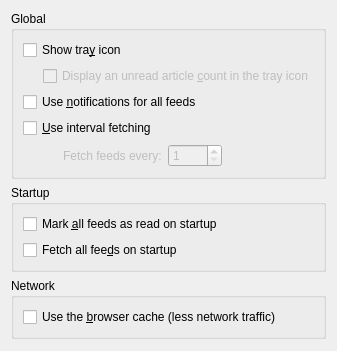
KDE/kdepim, file akregator2/configuration/settings_general.ui: the form before one commit.
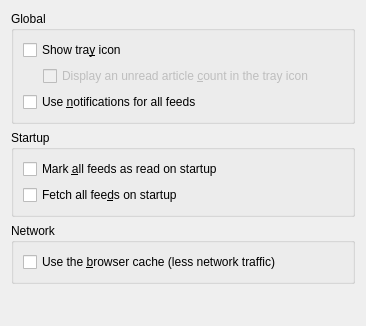
The form after the commit. Custom widgets are drawn as their Qt base class.

Commit message:
Remove global settings which are now resource-specific
This affects fetch interval and archiving settings

Diff of the .ui file:
```diff
--- a/akregator2/configuration/settings_general.ui
+++ b/akregator2/configuration/settings_general.ui
@@ -3,6 +3,14 @@
  <author>Teemu Rytilahti</author>
  <class>Akregator2::SettingsGeneral</class>
  <widget class="QWidget" name="Akregator2::SettingsGeneral">
+  <property name="geometry">
+   <rect>
+    <x>0</x>
+    <y>0</y>
+    <width>366</width>
+    <height>326</height>
+   </rect>
+  </property>
   <layout class="QVBoxLayout" name="verticalLayout_4" stretch="0,0,0,1">
    <item>
     <widget class="QGroupBox" name="groupBox_3">
@@ -63,72 +71,6 @@
         </property>
        </widget>
       </item>
-      <item>
-       <widget class="QCheckBox" name="kcfg_UseIntervalFetch">
-        <property name="text">
-         <string>&amp;Use interval fetching</string>
-        </property>
-       </widget>
-      </item>
-      <item>
-       <layout class="QHBoxLayout" name="horizontalLayout">
-        <item>
-         <spacer>
-          <property name="orientation">
-           <enum>Qt::Horizontal</enum>
-          </property>
-          <property name="sizeType">
-           <enum>QSizePolicy::Fixed</enum>
-          </property>
-          <property name="sizeHint" stdset="0">
-           <size>
-            <width>40</width>
-            <height>20</height>
-           </size>
-          </property>
-         </spacer>
-        </item>
-        <item>
-         <widget class="QLabel" name="autoFetchIntervalLabel">
-          <property name="enabled">
-           <bool>false</bool>
-          </property>
-          <property name="text">
-           <string>Fetch feeds every:</string>
-          </property>
-         </widget>
-        </item>
-        <item>
-         <widget class="KIntSpinBox" name="kcfg_AutoFetchInterval">
-          <property name="enabled">
-           <bool>false</bool>
-          </property>
-          <property name="minimum">
-           <number>1</number>
-          </property>
-          <property name="maximum">
-           <number>3600</number>
-          </property>
-          <property name="singleStep">
-           <number>10</number>
-          </property>
-         </widget>
-        </item>
-        <item>
-         <spacer name="horizontalSpacer">
-          <property name="orientation">
-           <enum>Qt::Horizontal</enum>
-          </property>
-          <property name="sizeHint" stdset="0">
-           <size>
-            <width>40</width>
-            <height>20</height>
-           </size>
-          </property>
-         </spacer>
-        </item>
-       </layout>
-      </item>
      </layout>
     </widget>
    </item>
@@ -173,6 +115,9 @@
    </item>
    <item>
     <spacer>
+     <property name="orientation">
+      <enum>Qt::Vertical</enum>
+     </property>
      <property name="sizeHint" stdset="0">
       <size>
        <width>20</width>
@@ -183,13 +128,6 @@
    </item>
   </layout>
  </widget>
- <customwidgets>
-  <customwidget>
-   <class>KIntSpinBox</class>
-   <extends>QSpinBox</extends>
-   <header>knuminput.h</header>
-  </customwidget>
- </customwidgets>
  <resources/>
  <connections>
   <connection>
```
The commit also changes 3 other files.
